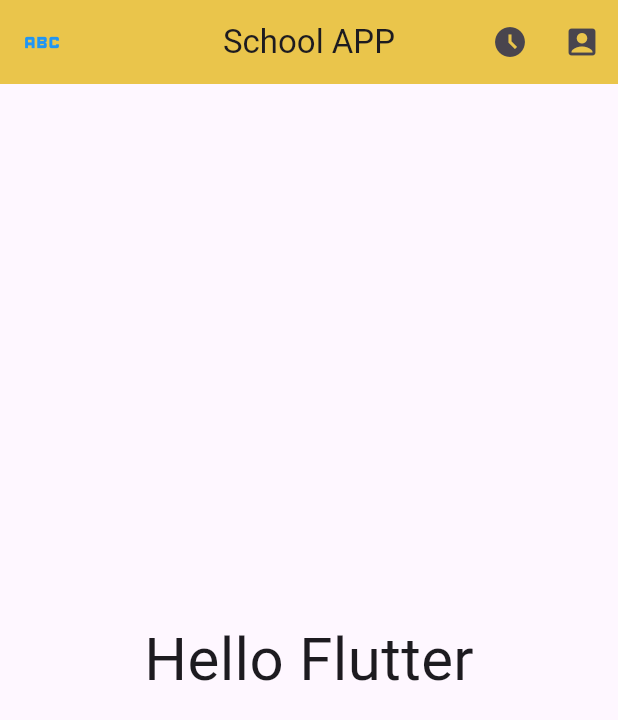
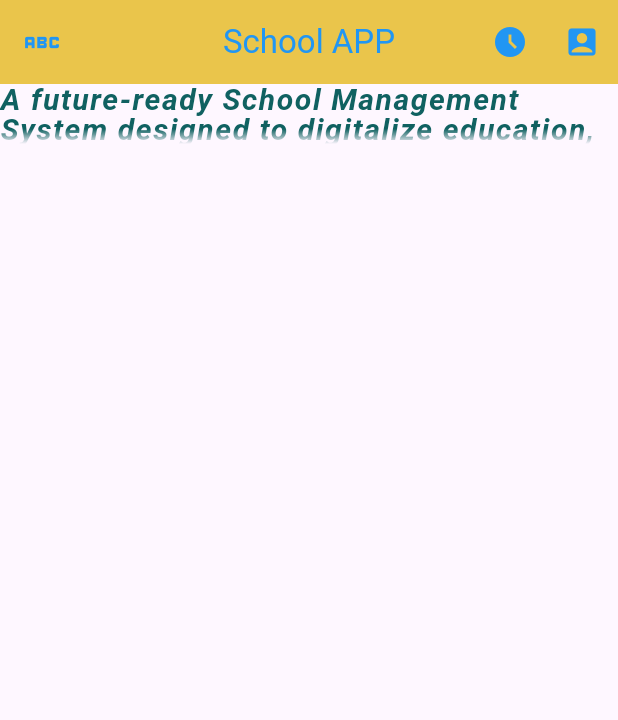
Before and after one commit to Mohammad-abdelhadi-2006/secret_flutter_project, a Flutter app: the screen it shows after launch, on a phone screen of 412 x 824 dp. Shown: the top 720 px of the screen. Run offline on Flutter 3.47's test engine with Material 3 defaults, Android fonts, the phone set to English and light mode, and no system bars.

Commit message:
put some text style

```diff
--- a/lib/main.dart
+++ b/lib/main.dart
@@ -28,12 +28,20 @@ class SimpleProject extends StatelessWidget {
       appBar: AppBar(
         //action_button
         actions: [
-          IconButton(onPressed: () {}, icon: Icon(Icons.access_time_filled)),
-          IconButton(onPressed: () {}, icon: Icon(Icons.account_box)),
+          IconButton(
+            onPressed: () {},
+            icon: Icon(Icons.access_time_filled),
+            color: Colors.blue,
+          ),
+          IconButton(
+            onPressed: () {},
+            icon: Icon(Icons.account_box),
+            color: Colors.blue,
+          ),
         ],
         elevation: 12,
         backgroundColor: Colors.amberAccent,
-        title: Text("School APP"),
+        title: Text("School APP", style: TextStyle(color: Colors.blue)),
         centerTitle: true,
         //leading_button
         leading: IconButton(
@@ -43,8 +51,19 @@ class SimpleProject extends StatelessWidget {
           iconSize: 30,
         ),
       ),
-      body: Center(
-        child: Text("Hello Flutter", style: TextStyle(fontSize: 40)),
+      body: Text(
+        "A future-ready School Management System designed to digitalize education, strengthen communication, and improve learning efficiency through modern technology and smart features.",
+        style: TextStyle(
+          fontSize: 20,
+          fontStyle: FontStyle.italic,
+          color: const Color.fromARGB(255, 16, 97, 97),
+          fontWeight: FontWeight.bold,
+          height: 1,
+          letterSpacing: 1,
+        ),
+
+        maxLines: 2,
+        overflow: TextOverflow.fade,
       ),
     );
   }
```
